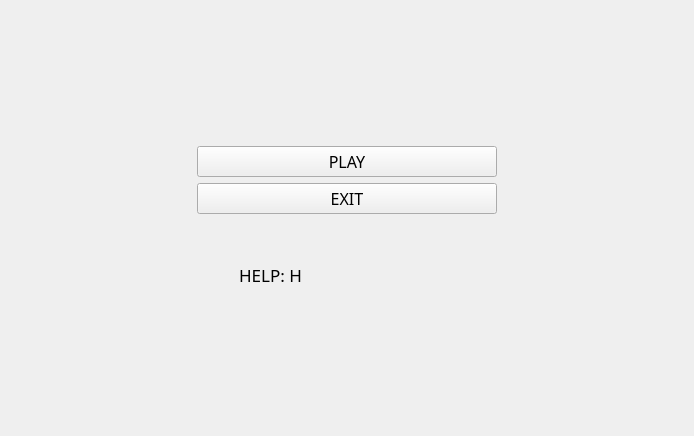
The window that ui/menu.ui (greenera/Battle-city-kids) describes before a commit, drawn with Qt 5.
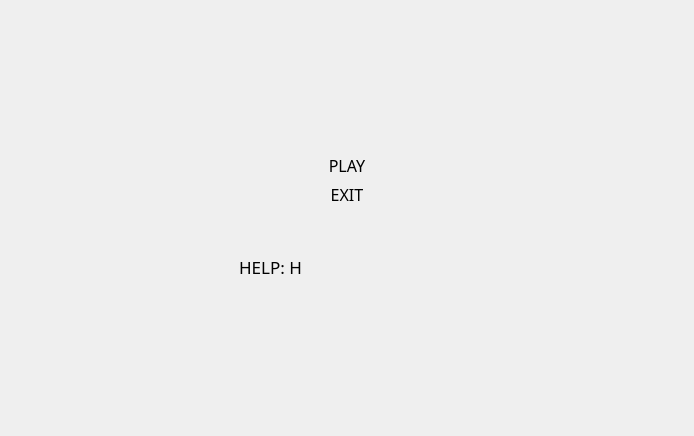
The same window after the commit. Icons and pictures are not drawn.

```diff
--- a/ui/menu.ui
+++ b/ui/menu.ui
@@ -89,6 +89,9 @@
        <property name="layoutDirection">
         <enum>Qt::LeftToRight</enum>
        </property>
+       <property name="styleSheet">
+        <string notr="true">border: none;</string>
+       </property>
        <property name="text">
         <string>PLAY</string>
        </property>
@@ -108,6 +111,9 @@
          <pointsize>12</pointsize>
         </font>
        </property>
+       <property name="styleSheet">
+        <string notr="true">border: none;</string>
+       </property>
        <property name="text">
         <string>EXIT</string>
        </property>
```
